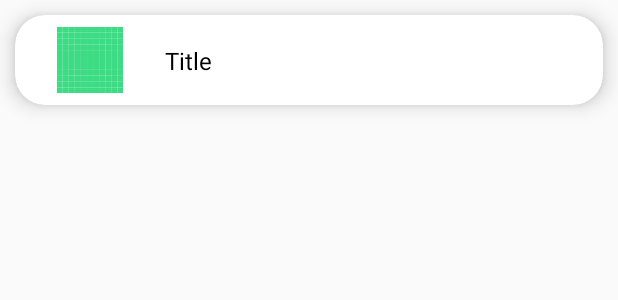
After one commit to unilx03/DigitalWardrobe, an Android app built with Jetpack Compose: the layout wearable_item_layout.xml on its own in the app's theme, with its tools: preview values and no code run, on a phone screen of 412 x 824 dp. The commit adds this screen. Shown: the top 300 px of the screen. Run offline under Robolectric (Android 15) with nearby library versions, the phone set to English and light mode, and no system bars.

Commit message:
RecyclerView

```diff
--- a/app/src/main/AndroidManifest.xml
+++ b/app/src/main/AndroidManifest.xml
@@ -13,6 +13,9 @@
         android:theme="@style/Theme.DigitalWardrobe"
         tools:targetApi="31">
         <activity
+            android:name=".WearableDetailsActivity"
+            android:exported="false" />
+        <activity
             android:name=".MainActivity"
             android:exported="false"
             android:label="@string/app_name"
--- /dev/null
+++ b/app/src/main/res/layout/wearable_item_layout.xml
@@ -0,0 +1,42 @@
+<?xml version="1.0" encoding="utf-8"?>
+<androidx.cardview.widget.CardView
+    xmlns:android="http://schemas.android.com/apk/res/android"
+    xmlns:app="http://schemas.android.com/apk/res-auto"
+    android:layout_width="match_parent"
+    android:layout_height="wrap_content"
+    app:cardCornerRadius="20dp"
+    android:layout_marginHorizontal="10dp"
+    android:layout_marginVertical="10dp"
+    app:cardElevation="8dp">
+
+    <androidx.constraintlayout.widget.ConstraintLayout
+        android:layout_width="match_parent"
+        android:layout_height="wrap_content">
+
+        <ImageView
+            android:layout_width="60dp"
+            android:layout_height="60dp"
+            android:id="@+id/image"
+            android:layout_marginStart="20dp"
+            android:padding="8dp"
+            android:adjustViewBounds="true"
+            android:scaleType="fitXY"
+            app:layout_constraintStart_toStartOf="parent"
+            app:layout_constraintBottom_toBottomOf="parent"
+            app:layout_constraintTop_toTopOf="parent"
+            android:src="@drawable/ic_launcher_background" />
+
+        <TextView
+            android:layout_width="wrap_content"
+            android:layout_height="wrap_content"
+            android:id="@+id/title"
+            android:textColor="@color/black"
+            android:textSize="16sp"
+            android:text="Title"
+            android:layout_marginStart="20dp"
+            app:layout_constraintStart_toEndOf="@id/image"
+            app:layout_constraintTop_toTopOf="parent"
+            app:layout_constraintBottom_toBottomOf="parent" />
+    </androidx.constraintlayout.widget.ConstraintLayout>
+
+</androidx.cardview.widget.CardView>
```
Also changed, not shown: app/src/main/java/com/digitalwardrobe/MainActivity.kt (+52 -9 lines), app/src/main/java/com/digitalwardrobe/WearableDetailsActivity.kt (added, +32 -0 lines), app/src/main/java/com/digitalwardrobe/data/Wearable.kt (added, +27 -0 lines), app/src/main/java/com/digitalwardrobe/data/WearableAdapter.kt (added, +32 -0 lines), app/src/main/res/layout/activity_main.xml (+9 -0 lines), app/src/main/res/layout/activity_wearable_details.xml (added, +37 -0 lines).
